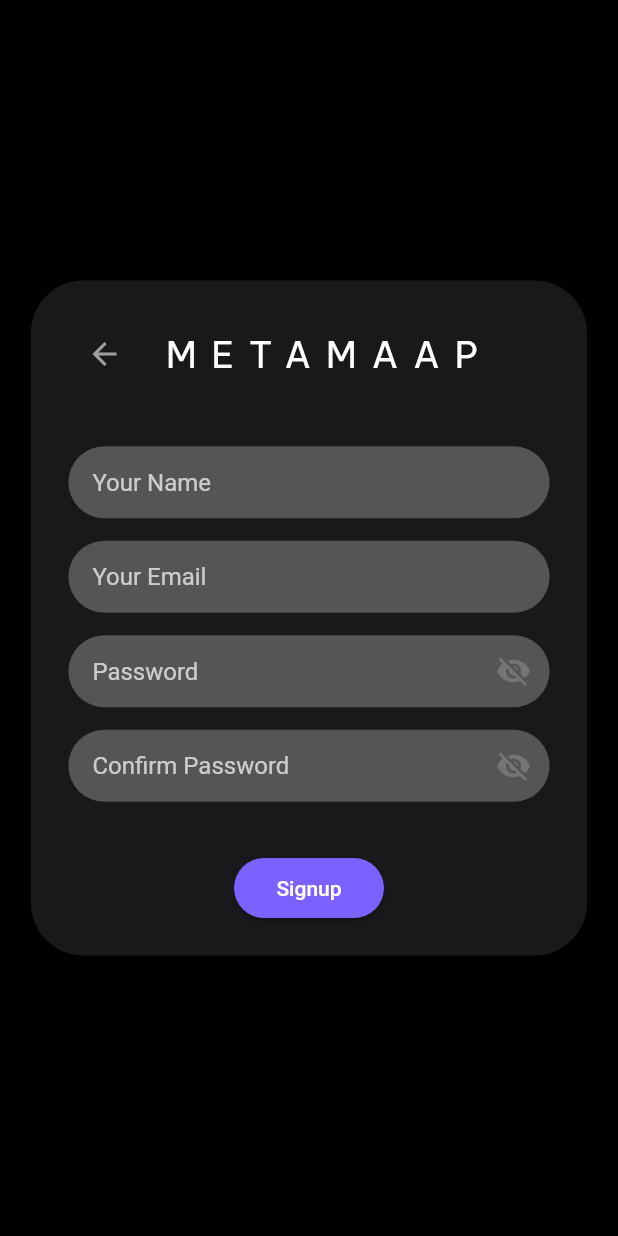
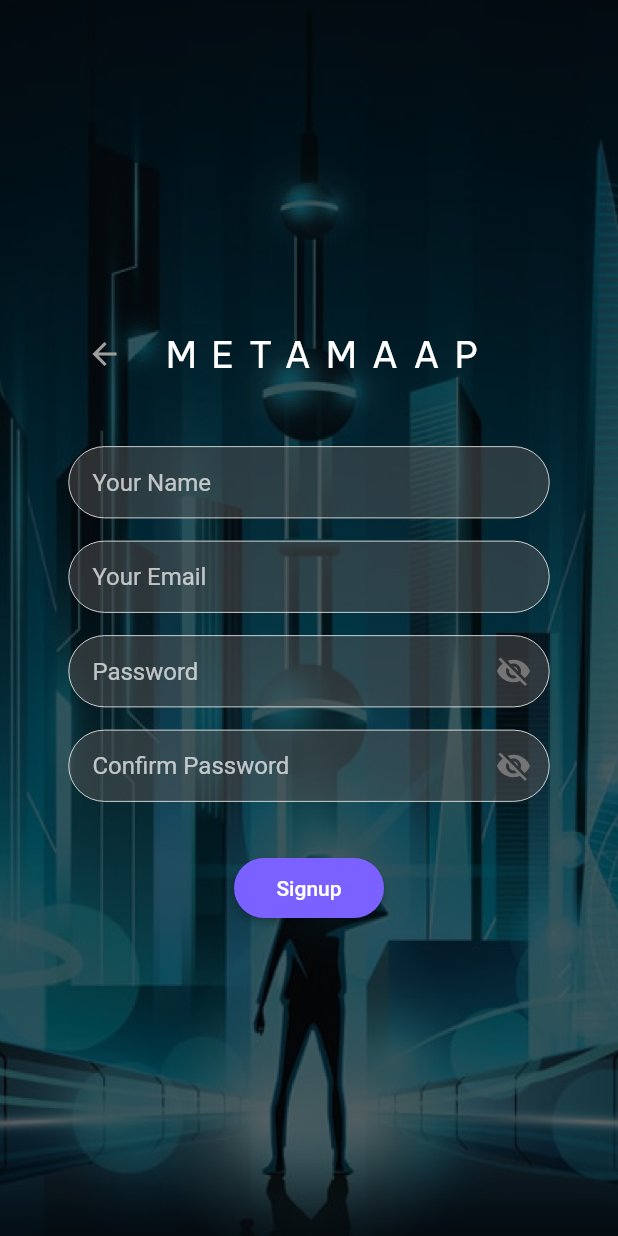
Before and after one commit to krifin/flutter-app-native, a Flutter app: the EmailSignup screen opened by its route, on a phone screen of 412 x 824 dp. Run offline on Flutter 3.47's test engine with Material 2 defaults, Android fonts, the phone set to English and light mode, and no system bars; our stand-ins replace cloud_firestore, firebase_auth, firebase_core, webview_flutter; missing offline and left inert: walletconnect_dart; accounts and stored records are empty; network calls fail.

Commit message:
email signup login new ui updated

```diff
--- a/lib/emailSignup.dart
+++ b/lib/emailSignup.dart
@@ -44,16 +44,22 @@ class _EmailSignupState extends State<EmailSignup> {
   Widget build(BuildContext context) {
     return Scaffold(
         backgroundColor: Colors.black,
-      body: Center(
+        body: Container(
+          decoration: BoxDecoration(
+              image: DecorationImage(
+            image: AssetImage("assets/background.png"),
+            fit: BoxFit.cover,
+          )),
+          child: Center(
             child: Container(
               width: MediaQuery.of(context).size.width * 0.9,
               height: 450,
               margin: EdgeInsets.all(20.0),
               padding: EdgeInsets.all(25.0),
-          decoration: BoxDecoration(
-            color: Color(0xff19191B),
-            borderRadius: BorderRadius.circular(35.0),
-          ),
+              // decoration: BoxDecoration(
+              //   color: Color(0xff19191B),
+              //   borderRadius: BorderRadius.circular(35.0),
+              // ),
               child: Column(
                 mainAxisAlignment: MainAxisAlignment.spaceBetween,
                 children: <Widget>[
@@ -89,10 +95,16 @@ class _EmailSignupState extends State<EmailSignup> {
                           hintText: 'Your Name',
                           hintStyle: TextStyle(color: Colors.white70),
                           filled: true,
-                      fillColor: Color(0xff555556),
-                      border: OutlineInputBorder(
+                          fillColor: Color(0xff555556).withOpacity(0.5),
+                          focusedBorder: OutlineInputBorder(
+                            borderSide:
+                                BorderSide(color: Colors.white, width: 0.5),
                             borderRadius: BorderRadius.circular(27.0),
-                        borderSide: BorderSide.none,
+                          ),
+                          enabledBorder: OutlineInputBorder(
+                            borderSide:
+                                BorderSide(color: Colors.white, width: 0.5),
+                            borderRadius: BorderRadius.circular(27.0),
                           ),
                           contentPadding: EdgeInsets.symmetric(
                               horizontal: 16.0, vertical: 12.0),
@@ -106,10 +118,16 @@ class _EmailSignupState extends State<EmailSignup> {
                           hintText: 'Your Email',
                           hintStyle: TextStyle(color: Colors.white70),
                           filled: true,
-                      fillColor: Color(0xff555556),
-                      border: OutlineInputBorder(
+                          fillColor: Color(0xff555556).withOpacity(0.5),
+                          focusedBorder: OutlineInputBorder(
+                            borderSide:
+                                BorderSide(color: Colors.white, width: 0.5),
                             borderRadius: BorderRadius.circular(27.0),
-                        borderSide: BorderSide.none,
+                          ),
+                          enabledBorder: OutlineInputBorder(
+                            borderSide:
+                                BorderSide(color: Colors.white, width: 0.5),
+                            borderRadius: BorderRadius.circular(27.0),
                           ),
                           contentPadding: EdgeInsets.symmetric(
                               horizontal: 16.0, vertical: 12.0),
@@ -124,10 +142,16 @@ class _EmailSignupState extends State<EmailSignup> {
                           hintText: 'Password',
                           hintStyle: TextStyle(color: Colors.white70),
                           filled: true,
-                      fillColor: Color(0xff555556),
-                      border: OutlineInputBorder(
+                          fillColor: Color(0xff555556).withOpacity(0.5),
+                          focusedBorder: OutlineInputBorder(
+                            borderSide:
+                                BorderSide(color: Colors.white, width: 0.5),
                             borderRadius: BorderRadius.circular(27.0),
-                        borderSide: BorderSide.none,
+                          ),
+                          enabledBorder: OutlineInputBorder(
+                            borderSide:
+                                BorderSide(color: Colors.white, width: 0.5),
+                            borderRadius: BorderRadius.circular(27.0),
                           ),
                           contentPadding: EdgeInsets.symmetric(
                               horizontal: 16.0, vertical: 12.0),
@@ -154,10 +178,16 @@ class _EmailSignupState extends State<EmailSignup> {
                           hintText: 'Confirm Password',
                           hintStyle: TextStyle(color: Colors.white70),
                           filled: true,
-                      fillColor: Color(0xff555556),
-                      border: OutlineInputBorder(
+                          fillColor: Color(0xff555556).withOpacity(0.5),
+                          focusedBorder: OutlineInputBorder(
+                            borderSide:
+                                BorderSide(color: Colors.white, width: 0.5),
                             borderRadius: BorderRadius.circular(27.0),
-                        borderSide: BorderSide.none,
+                          ),
+                          enabledBorder: OutlineInputBorder(
+                            borderSide:
+                                BorderSide(color: Colors.white, width: 0.5),
+                            borderRadius: BorderRadius.circular(27.0),
                           ),
                           contentPadding: EdgeInsets.symmetric(
                               horizontal: 16.0, vertical: 12.0),
@@ -201,6 +231,6 @@ class _EmailSignupState extends State<EmailSignup> {
               ),
             ),
           ),
-    );
+        ));
   }
 }
```
Also changed, not shown: lib/emailLogin.dart (+30 -12 lines). Lines whose indentation alone changed are shown as unchanged.
